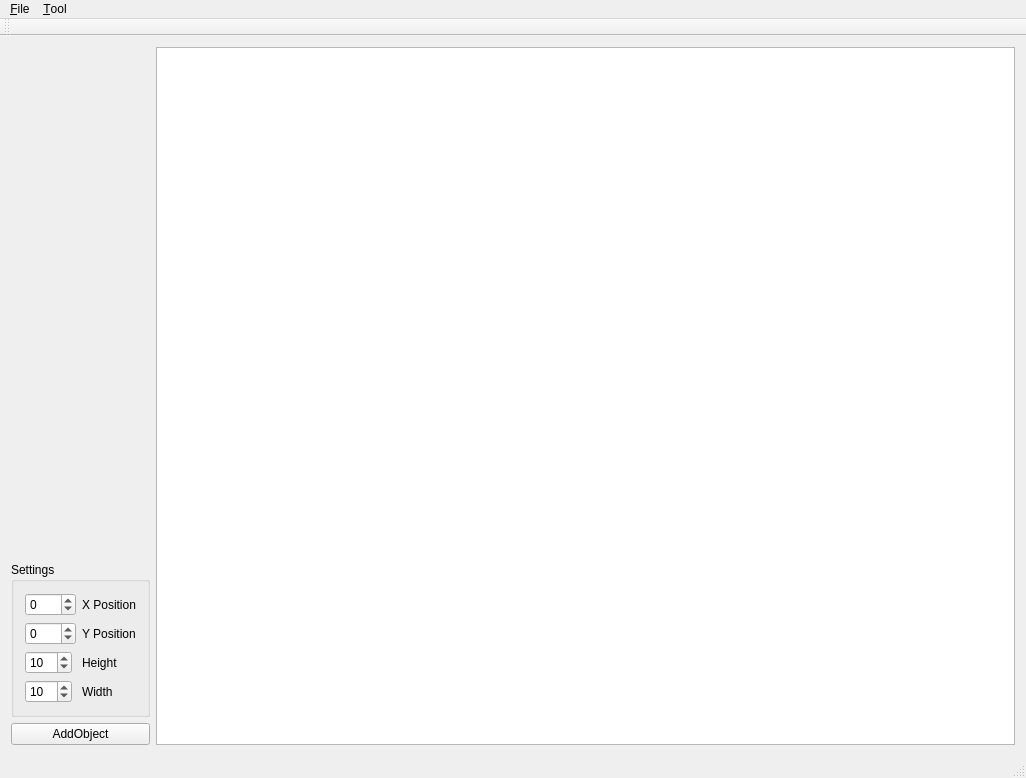
Old version of the form mainwindow.ui in the repository benediktrauch/VectorDrawing.
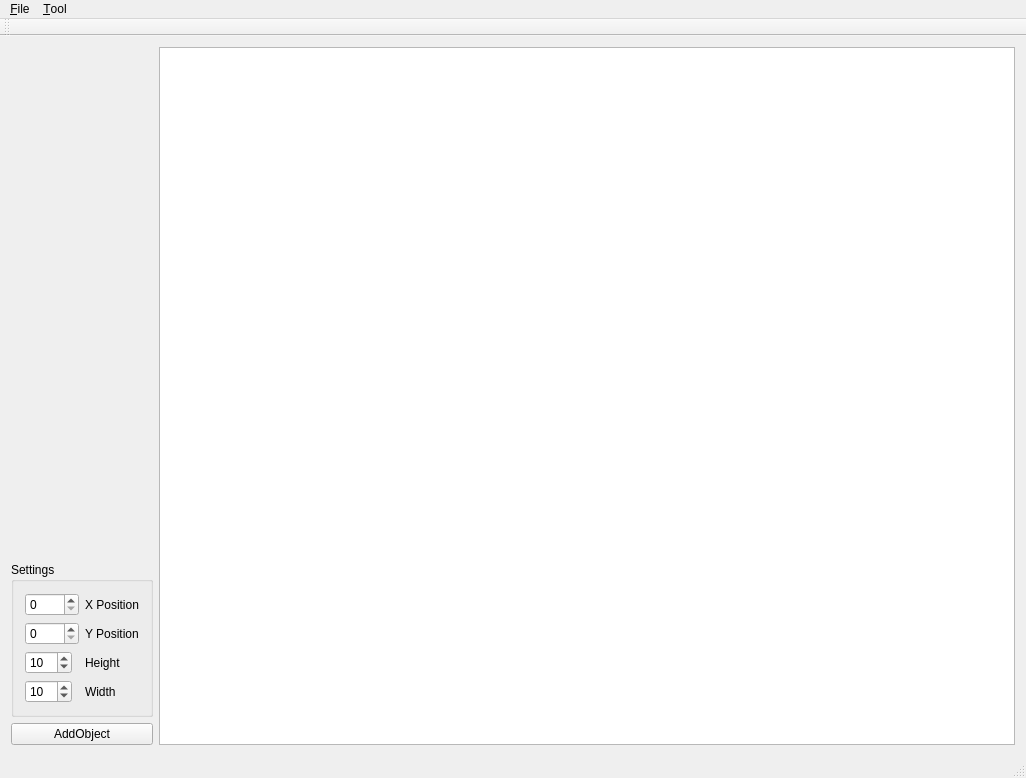
New version of the form. Icons and pictures are not drawn. Custom widgets are drawn as their Qt base class.

```diff
--- a/mainwindow.ui
+++ b/mainwindow.ui
@@ -33,22 +33,6 @@
             <layout class="QHBoxLayout" name="horizontalLayout_2">
              <item>
               <layout class="QFormLayout" name="formLayout">
-               <item row="0" column="0">
-                <widget class="QSpinBox" name="sb_x_pos">
-                 <property name="minimum">
-                  <number>-500</number>
-                 </property>
-                 <property name="maximum">
-                  <number>500</number>
-                 </property>
-                 <property name="singleStep">
-                  <number>1</number>
-                 </property>
-                 <property name="value">
-                  <number>0</number>
-                 </property>
-                </widget>
-               </item>
                <item row="0" column="1">
                 <widget class="QLabel" name="lb_x_pos">
                  <property name="text">
@@ -56,19 +40,6 @@
                  </property>
                 </widget>
                </item>
-               <item row="1" column="0">
-                <widget class="QSpinBox" name="sb_y_pos">
-                 <property name="minimum">
-                  <number>-500</number>
-                 </property>
-                 <property name="maximum">
-                  <number>500</number>
-                 </property>
-                 <property name="value">
-                  <number>0</number>
-                 </property>
-                </widget>
-               </item>
                <item row="1" column="1">
                 <widget class="QLabel" name="lb_y_pos">
                  <property name="text">
@@ -110,6 +81,26 @@
                  </property>
                 </widget>
                </item>
+               <item row="0" column="0">
+                <widget class="QDoubleSpinBox" name="sb_x_pos">
+                 <property name="decimals">
+                  <number>0</number>
+                 </property>
+                 <property name="maximum">
+                  <double>1600.000000000000000</double>
+                 </property>
+                </widget>
+               </item>
+               <item row="1" column="0">
+                <widget class="QDoubleSpinBox" name="sb_y_pos">
+                 <property name="decimals">
+                  <number>0</number>
+                 </property>
+                 <property name="maximum">
+                  <double>1000.000000000000000</double>
+                 </property>
+                </widget>
+               </item>
               </layout>
              </item>
             </layout>
```
Left out of the diff: 24 changed lines with no effect on the pictures.
